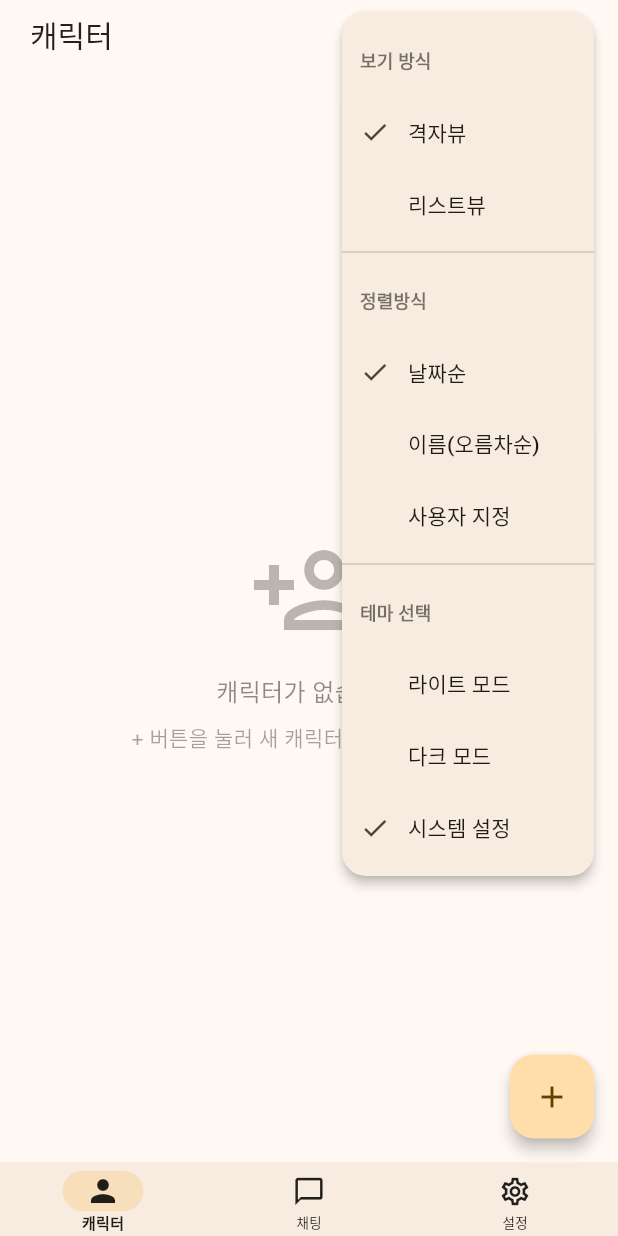
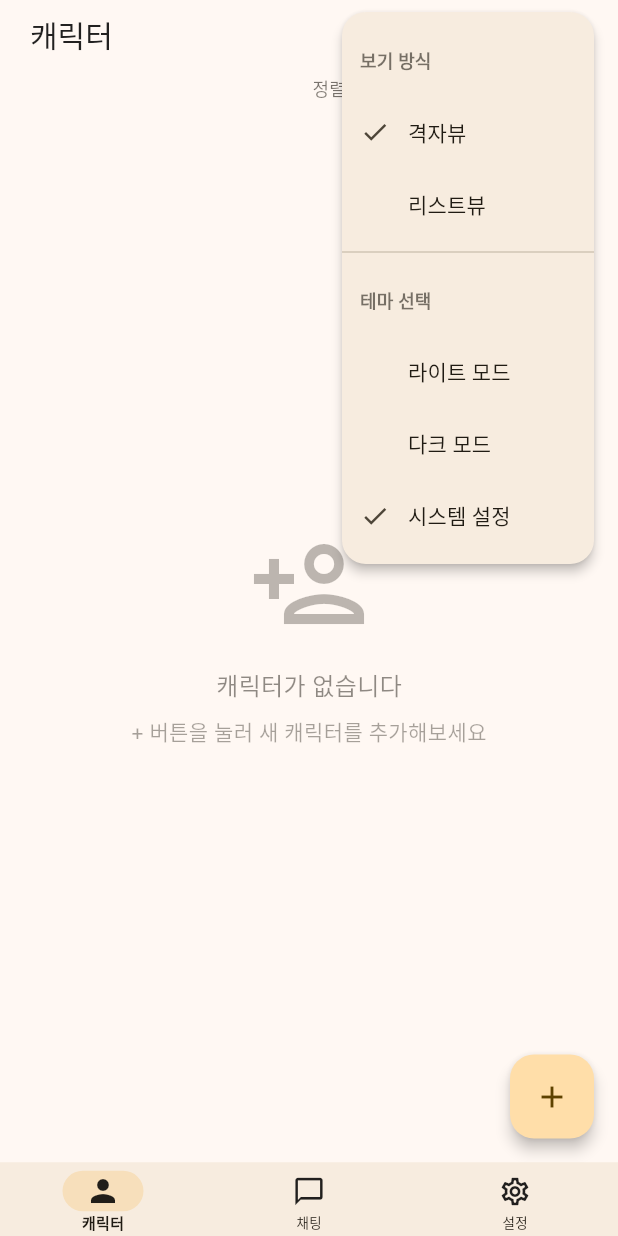
Before and after one commit to pudding-studio/flan, a Flutter app: the screen it shows after launch, after a tap on the "edit" icon, after a tap on the "close" icon, after a tap on the "more vert" icon, on a phone screen of 412 x 824 dp. Run offline on Flutter 3.47's test engine with Material 3 defaults, Android fonts, the phone set to English and light mode, and no system bars; our stand-ins replace image_picker, reorderable_grid_view, shared_preferences, sqflite; accounts and stored records are empty.

Commit message:
feat(character): 정렬 기능 개선 및 드롭다운 메뉴로 변경
- SortMethod enum 추가로 타입 안전성 확보
- 6가지 정렬 방식 추가
  * 캐릭터명 (오름차순/내림차순)
  * 수정일시 (오름차순/내림차순)
  * 생성일시 (오름차순/내림차순)
  * 사용자 지정
- 정렬 방식을 클릭 시 드롭다운 메뉴로 선택 가능하도록 개선
- 케밥 메뉴에서 정렬 옵션 제거하고 독립적인 UI로 분리
- SharedPreferences로 정렬 설정 영구 저장

🤖 Generated with [Claude Code](https://claude.com/claude-code)

Co-Authored-By: Claude Sonnet 4.5 <noreply@anthropic.com>

```diff
--- a/lib/screens/character/character_screen.dart
+++ b/lib/screens/character/character_screen.dart
@@ -18,10 +18,20 @@ class CharacterScreen extends StatefulWidget {
   State<CharacterScreen> createState() => _CharacterScreenState();
 }
 
+enum SortMethod {
+  nameAsc,
+  nameDesc,
+  updatedAtAsc,
+  updatedAtDesc,
+  createdAtAsc,
+  createdAtDesc,
+  custom,
+}
+
 class _CharacterScreenState extends State<CharacterScreen> {
   final DatabaseHelper _db = DatabaseHelper.instance;
   bool _isGridView = true;
-  String _sortMethod = 'date';
+  SortMethod _sortMethod = SortMethod.createdAtDesc;
   List<Character> _characters = [];
   bool _isLoading = true;
   Map<int, String?> _characterCoverImages = {};
@@ -39,7 +49,11 @@ class _CharacterScreenState extends State<CharacterScreen> {
     final prefs = await SharedPreferences.getInstance();
     setState(() {
       _isGridView = prefs.getBool('character_is_grid_view') ?? true;
-      _sortMethod = prefs.getString('character_sort_method') ?? 'date';
+      final sortMethodString = prefs.getString('character_sort_method') ?? 'createdAtDesc';
+      _sortMethod = SortMethod.values.firstWhere(
+        (e) => e.name == sortMethodString,
+        orElse: () => SortMethod.createdAtDesc,
+      );
     });
   }
 
@@ -50,7 +64,7 @@ class _CharacterScreenState extends State<CharacterScreen> {
 
   Future<void> _saveSortPreference() async {
     final prefs = await SharedPreferences.getInstance();
-    await prefs.setString('character_sort_method', _sortMethod);
+    await prefs.setString('character_sort_method', _sortMethod.name);
   }
 
   Future<void> _loadCharacters() async {
@@ -94,13 +108,25 @@ class _CharacterScreenState extends State<CharacterScreen> {
 
   void _sortCharacters() {
     switch (_sortMethod) {
-      case 'date':
+      case SortMethod.nameAsc:
+        _characters.sort((a, b) => a.name.compareTo(b.name));
+        break;
+      case SortMethod.nameDesc:
+        _characters.sort((a, b) => b.name.compareTo(a.name));
+        break;
+      case SortMethod.updatedAtAsc:
+        _characters.sort((a, b) => a.updatedAt.compareTo(b.updatedAt));
+        break;
+      case SortMethod.updatedAtDesc:
+        _characters.sort((a, b) => b.updatedAt.compareTo(a.updatedAt));
+        break;
+      case SortMethod.createdAtAsc:
+        _characters.sort((a, b) => a.createdAt.compareTo(b.createdAt));
+        break;
+      case SortMethod.createdAtDesc:
         _characters.sort((a, b) => b.createdAt.compareTo(a.createdAt));
         break;
-      case 'name':
-        _characters.sort((a, b) => a.name.compareTo(b.name));
-        break;
-      case 'custom':
+      case SortMethod.custom:
         _characters.sort((a, b) {
           if (a.sortOrder == null && b.sortOrder == null) return 0;
           if (a.sortOrder == null) return 1;
@@ -242,14 +268,20 @@ class _CharacterScreenState extends State<CharacterScreen> {
 
   String _getSortMethodLabel() {
     switch (_sortMethod) {
-      case 'date':
-        return '정렬방식: 날짜순';
-      case 'name':
-        return '정렬방식: 이름(오름차순)';
-      case 'custom':
+      case SortMethod.nameAsc:
+        return '정렬방식: 캐릭터명 (오름차순)';
+      case SortMethod.nameDesc:
+        return '정렬방식: 캐릭터명 (내림차순)';
+      case SortMethod.updatedAtAsc:
+        return '정렬방식: 수정일시 (오름차순)';
+      case SortMethod.updatedAtDesc:
+        return '정렬방식: 수정일시 (내림차순)';
+      case SortMethod.createdAtAsc:
+        return '정렬방식: 생성일시 (오름차순)';
+      case SortMethod.createdAtDesc:
+        return '정렬방식: 생성일시 (내림차순)';
+      case SortMethod.custom:
         return '정렬방식: 사용자 지정';
-      default:
-        return '정렬방식';
     }
   }
 
@@ -300,15 +332,6 @@ class _CharacterScreenState extends State<CharacterScreen> {
             shape: RoundedRectangleBorder(
               borderRadius: BorderRadius.circular(16),
             ),
-            onSelected: (String value) {
-              if (value == 'date' || value == 'name' || value == 'custom') {
-                setState(() {
-                  _sortMethod = value;
-                  _sortCharacters();
-                });
-                _saveSortPreference();
-              }
-            },
             itemBuilder: (BuildContext context) {
               return [
                 PopupMenuItem<String>(
@@ -357,57 +380,6 @@ class _CharacterScreenState extends State<CharacterScreen> {
                         const SizedBox(width: 20),
                       const SizedBox(width: 12),
                       const Text('리스트뷰'),
-                    ],
-                  ),
-                ),
-                const PopupMenuDivider(),
-                PopupMenuItem<String>(
-                  enabled: false,
-                  child: Text(
-                    '정렬방식',
-                    style: TextStyle(
-                      fontSize: 12,
-                      color: Theme.of(context).textTheme.bodySmall?.color?.withValues(alpha: 0.6),
-                      fontWeight: FontWeight.bold,
-                    ),
-                  ),
-                ),
-                PopupMenuItem<String>(
-                  value: 'date',
-                  child: Row(
-                    children: [
-                      if (_sortMethod == 'date')
-                        const Icon(Icons.check, size: 20)
-                      else
-                        const SizedBox(width: 20),
-                      const SizedBox(width: 12),
-                      const Text('날짜순'),
-                    ],
-                  ),
-                ),
-                PopupMenuItem<String>(
-                  value: 'name',
-                  child: Row(
-                    children: [
-                      if (_sortMethod == 'name')
-                        const Icon(Icons.check, size: 20)
-                      else
-                        const SizedBox(width: 20),
-                      const SizedBox(width: 12),
-                      const Text('이름(오름차순)'),
-                    ],
-                  ),
-                ),
-                PopupMenuItem<String>(
-                  value: 'custom',
-                  child: Row(
-                    children: [
-                      if (_sortMethod == 'custom')
-                        const Icon(Icons.check, size: 20)
-                      else
-                        const SizedBox(width: 20),
-                      const SizedBox(width: 12),
-                      const Text('사용자 지정'),
                     ],
                   ),
                 ),
@@ -510,15 +482,141 @@ class _CharacterScreenState extends State<CharacterScreen> {
       body: Column(
         children: [
           Padding(
-            padding: const EdgeInsets.symmetric(horizontal: 16.0, vertical: 8.0),
+            padding: const EdgeInsets.symmetric(horizontal: 20.0, vertical: 0.0),
             child: Row(
               mainAxisAlignment: MainAxisAlignment.end,
               children: [
-                Text(
-                  _getSortMethodLabel(),
-                  style: TextStyle(
-                    fontSize: 12,
-                    color: Theme.of(context).textTheme.bodySmall?.color?.withValues(alpha: 0.6),
+                PopupMenuButton<SortMethod>(
+                  offset: const Offset(0, 32),
+                  shape: RoundedRectangleBorder(
+                    borderRadius: BorderRadius.circular(16),
+                  ),
+                  onSelected: (selectedMethod) {
+                    if (selectedMethod != _sortMethod) {
+                      setState(() {
+                        _sortMethod = selectedMethod;
+                        _sortCharacters();
+                      });
+                      _saveSortPreference();
+                    }
+                  },
+                  itemBuilder: (BuildContext context) {
+                    return [
+                      PopupMenuItem<SortMethod>(
+                        value: SortMethod.nameAsc,
+                        child: Row(
+                          children: [
+                            if (_sortMethod == SortMethod.nameAsc)
+                              const Icon(Icons.check, size: 20)
+                            else
+                              const SizedBox(width: 20),
+                            const SizedBox(width: 12),
+                            const Text('캐릭터명 (오름차순)'),
+                          ],
+                        ),
+                      ),
+                      PopupMenuItem<SortMethod>(
+                        value: SortMethod.nameDesc,
+                        child: Row(
+                          children: [
+                            if (_sortMethod == SortMethod.nameDesc)
+                              const Icon(Icons.check, size: 20)
+                            else
+                              const SizedBox(width: 20),
+                            const SizedBox(width: 12),
+                            const Text('캐릭터명 (내림차순)'),
+                          ],
+                        ),
+                      ),
+                      PopupMenuItem<SortMethod>(
+                        value: SortMethod.updatedAtAsc,
+                        child: Row(
+                          children: [
+                            if (_sortMethod == SortMethod.updatedAtAsc)
+                              const Icon(Icons.check, size: 20)
+                            else
+                              const SizedBox(width: 20),
+                            const SizedBox(width: 12),
+                            const Text('수정일시 (오름차순)'),
+                          ],
+                        ),
+                      ),
+                      PopupMenuItem<SortMethod>(
+                        value: SortMethod.updatedAtDesc,
+                        child: Row(
+                          children: [
+                            if (_sortMethod == SortMethod.updatedAtDesc)
+                              const Icon(Icons.check, size: 20)
+                            else
+                              const SizedBox(width: 20),
+                            const SizedBox(width: 12),
+                            const Text('수정일시 (내림차순)'),
+                          ],
+                        ),
+                      ),
+                      PopupMenuItem<SortMethod>(
+                        value: SortMethod.createdAtAsc,
+                        child: Row(
+                          children: [
+                            if (_sortMethod == SortMethod.createdAtAsc)
+                              const Icon(Icons.check, size: 20)
+                            else
+                              const SizedBox(width: 20),
+                            const SizedBox(width: 12),
+                            const Text('생성일시 (오름차순)'),
+                          ],
+                        ),
+                      ),
+                      PopupMenuItem<SortMethod>(
+                        value: SortMethod.createdAtDesc,
+                        child: Row(
+                          children: [
+                            if (_sortMethod == SortMethod.createdAtDesc)
+                              const Icon(Icons.check, size: 20)
+                            else
+                              const SizedBox(width: 20),
+                            const SizedBox(width: 12),
+                            const Text('생성일시 (내림차순)'),
+                          ],
+                        ),
+                      ),
+                      PopupMenuItem<SortMethod>(
+                        value: SortMethod.custom,
+                        child: Row(
+                          children: [
+                            if (_sortMethod == SortMethod.custom)
+                              const Icon(Icons.check, size: 20)
+                            else
+                              const SizedBox(width: 20),
+                            const SizedBox(width: 12),
+                            const Text('사용자 지정'),
+                          ],
+                        ),
+                      ),
+                    ];
+                  },
+                  child: Container(
+                    padding: const EdgeInsets.symmetric(horizontal: 8.0, vertical: 4.0),
+                    decoration: BoxDecoration(
+                      borderRadius: BorderRadius.circular(4),
+                    ),
+                    child: Row(
+                      children: [
+                        Text(
+                          _getSortMethodLabel(),
+                          style: TextStyle(
+                            fontSize: 12,
+                            color: Theme.of(context).textTheme.bodySmall?.color?.withValues(alpha: 0.6),
+                          ),
+                        ),
+                        const SizedBox(width: 4),
+                        Icon(
+                          Icons.arrow_drop_down,
+                          size: 18,
+                          color: Theme.of(context).textTheme.bodySmall?.color?.withValues(alpha: 0.6),
+                        ),
+                      ],
+                    ),
                   ),
                 ),
               ],
@@ -635,7 +733,7 @@ class _CharacterScreenState extends State<CharacterScreen> {
       );
     }
 
-    if (_sortMethod == 'custom') {
+    if (_sortMethod == SortMethod.custom) {
       return ReorderableGridView.builder(
         padding: padding,
         itemCount: _characters.length,
@@ -692,7 +790,7 @@ class _CharacterScreenState extends State<CharacterScreen> {
     final screenWidth = MediaQuery.of(context).size.width;
     final horizontalPadding = screenWidth * 0.05;
 
-    if (_sortMethod == 'custom') {
+    if (_sortMethod == SortMethod.custom) {
       return ReorderableListView.builder(
         padding: EdgeInsets.symmetric(horizontal: horizontalPadding, vertical: 16.0),
         itemCount: _characters.length,
@@ -700,7 +798,8 @@ class _CharacterScreenState extends State<CharacterScreen> {
         itemBuilder: (context, index) {
           return Padding(
             key: ValueKey(_characters[index].id),
-            padding: const EdgeInsets.only(bottom: 16.0),
+            padding: const EdgeInsets.only(top: 8.0, bottom: 8.0),
+
             child: CharacterListItem(
               title: _characters[index].name,
               description: _characters[index].summary ?? '',
@@ -738,6 +837,7 @@ class _CharacterScreenState extends State<CharacterScreen> {
             ),
           );
         },
+
       );
     }
 
```
